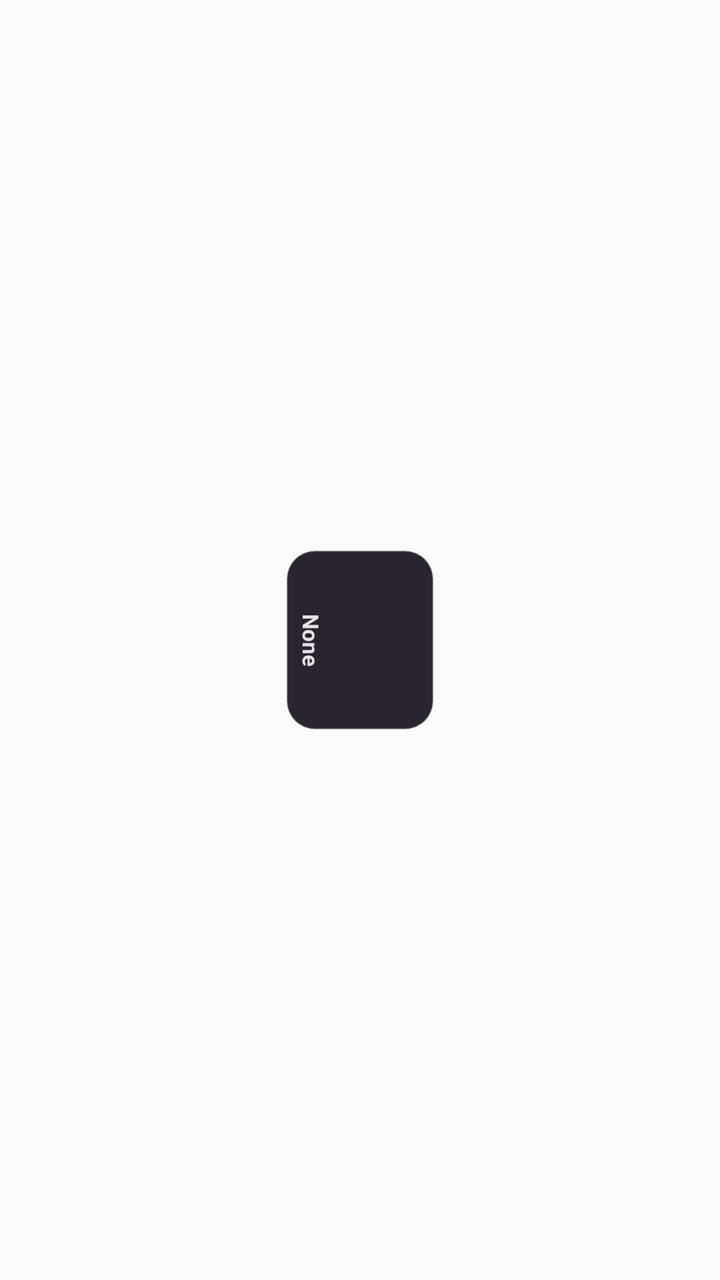
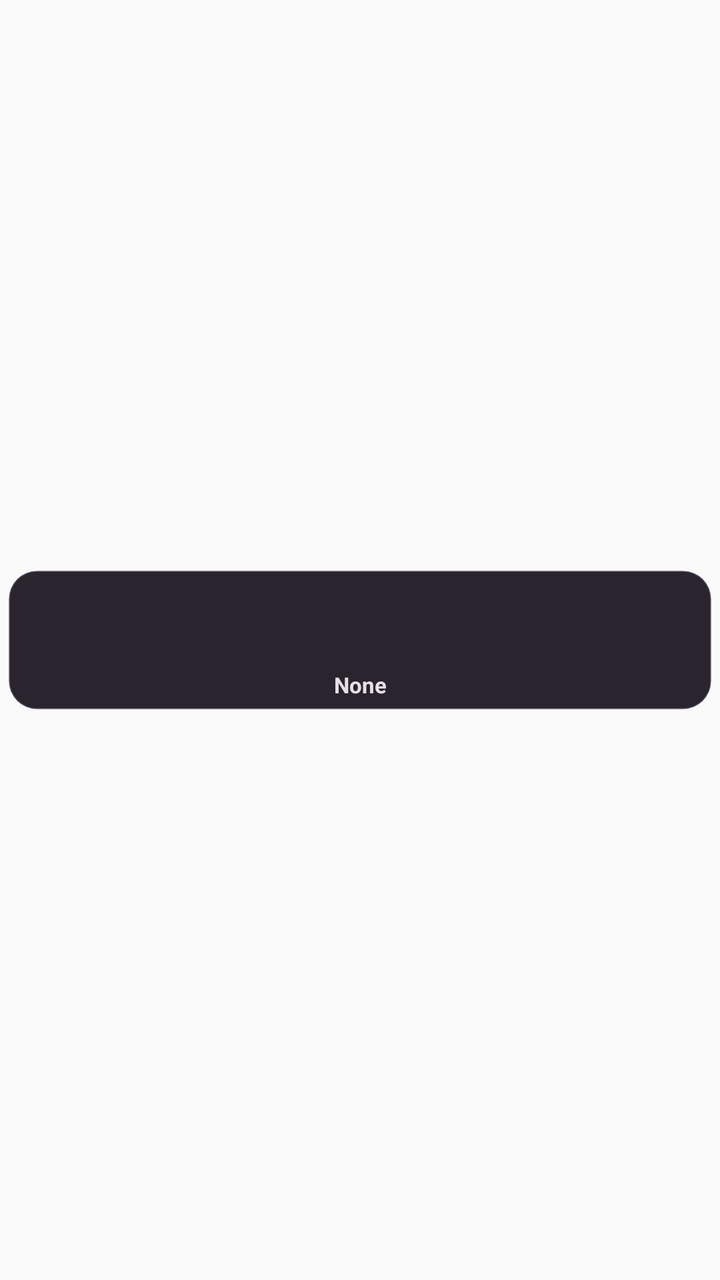

Two renders of the same Android screen: before a commit and after it. Below are the layout's source before the change and the commit's diff.
<!-- AndroidManifest.xml: application theme Theme.Toolbox -->
<!-- res/layout/widget_background_texture_column_item.xml -->
<?xml version="1.0" encoding="utf-8"?>
<FrameLayout xmlns:android="http://schemas.android.com/apk/res/android"
    android:id="@+id/widget_texture_column_outer"
    android:layout_width="match_parent"
    android:layout_height="96dp">

    
    <LinearLayout
        android:id="@+id/widget_texture_column_inner"
        android:layout_width="96dp"
        android:layout_height="88dp"
        android:layout_gravity="center"
        android:baselineAligned="false"
        android:orientation="vertical"
        android:paddingStart="3dp"
        android:paddingTop="5dp"
        android:paddingEnd="3dp"
        android:paddingBottom="5dp"
        android:rotation="90">

        
        <FrameLayout
            android:id="@+id/widget_texture_slot_1"
            android:layout_width="match_parent"
            android:layout_height="0dp"
            android:layout_weight="1"
            android:paddingTop="2dp"
            android:paddingBottom="2dp">

            <ImageView
                android:id="@+id/widget_texture_slot_1_bg"
                android:layout_width="match_parent"
                android:layout_height="match_parent"
                android:contentDescription="@null"
                android:scaleType="fitXY"
                android:src="@drawable/bg_todo_widget_item" />

            <TextView
                android:id="@+id/widget_texture_slot_1_label"
                android:layout_width="match_parent"
                android:layout_height="22dp"
                android:layout_gravity="bottom"
                android:ellipsize="end"
                android:gravity="center"
                android:includeFontPadding="false"
                android:maxLines="1"
                android:paddingStart="6dp"
                android:paddingEnd="6dp"
                android:paddingBottom="2dp"
                android:text="None"
                android:textColor="#FFE7E1E6"
                android:textSize="11sp"
                android:textStyle="bold" />
        </FrameLayout>

        
        <FrameLayout
            android:id="@+id/widget_texture_slot_2"
            android:layout_width="match_parent"
            android:layout_height="0dp"
            android:layout_weight="1"
            android:paddingTop="2dp"
            android:paddingBottom="2dp"
            android:visibility="gone">

            <ImageView
                android:id="@+id/widget_texture_slot_2_bg"
                android:layout_width="match_parent"
                android:layout_height="match_parent"
                android:contentDescription="@null"
                android:scaleType="fitXY"
                android:src="@drawable/bg_todo_widget_item" />

            <TextView
                android:id="@+id/widget_texture_slot_2_label"
                android:layout_width="match_parent"
                android:layout_height="22dp"
                android:layout_gravity="bottom"
                android:ellipsize="end"
                android:gravity="center"
                android:includeFontPadding="false"
                android:maxLines="1"
                android:paddingStart="6dp"
                android:paddingEnd="6dp"
                android:paddingBottom="2dp"
                android:text="Fuzzy"
                android:textColor="#FFE7E1E6"
                android:textSize="11sp"
                android:textStyle="bold" />
        </FrameLayout>

        
        <FrameLayout
            android:id="@+id/widget_texture_slot_3"
            android:layout_width="match_parent"
            android:layout_height="0dp"
            android:layout_weight="1"
            android:paddingTop="2dp"
            android:paddingBottom="2dp"
            android:visibility="gone">

            <ImageView
                android:id="@+id/widget_texture_slot_3_bg"
                android:layout_width="match_parent"
                android:layout_height="match_parent"
                android:contentDescription="@null"
                android:scaleType="fitXY"
                android:src="@drawable/bg_todo_widget_item" />

            <TextView
                android:id="@+id/widget_texture_slot_3_label"
                android:layout_width="match_parent"
                android:layout_height="22dp"
                android:layout_gravity="bottom"
                android:ellipsize="end"
                android:gravity="center"
                android:includeFontPadding="false"
                android:maxLines="1"
                android:paddingStart="6dp"
                android:paddingEnd="6dp"
                android:paddingBottom="2dp"
                android:text="Fade"
                android:textColor="#FFE7E1E6"
                android:textSize="11sp"
                android:textStyle="bold" />
        </FrameLayout>

        
        <FrameLayout
            android:id="@+id/widget_texture_slot_4"
            android:layout_width="match_parent"
            android:layout_height="0dp"
            android:layout_weight="1"
            android:paddingTop="2dp"
            android:paddingBottom="2dp"
            android:visibility="gone">

            <ImageView
                android:id="@+id/widget_texture_slot_4_bg"
                android:layout_width="match_parent"
                android:layout_height="match_parent"
                android:contentDescription="@null"
                android:scaleType="fitXY"
                android:src="@drawable/bg_todo_widget_item" />

            <TextView
                android:id="@+id/widget_texture_slot_4_label"
                android:layout_width="match_parent"
                android:layout_height="22dp"
                android:layout_gravity="bottom"
                android:ellipsize="end"
                android:gravity="center"
                android:includeFontPadding="false"
                android:maxLines="1"
                android:paddingStart="6dp"
                android:paddingEnd="6dp"
                android:paddingBottom="2dp"
                android:text="Concentric"
                android:textColor="#FFE7E1E6"
                android:textSize="11sp"
                android:textStyle="bold" />
        </FrameLayout>
    </LinearLayout>
</FrameLayout>
<!-- resources referenced by this layout -->
<resources>
  <!-- drawable bg_todo_widget_item (drawable) -->
  <?xml version="1.0" encoding="utf-8"?>
  <shape xmlns:android="http://schemas.android.com/apk/res/android"
      android:shape="rectangle">
      <corners android:radius="14dp" />
      <solid android:color="#FF29242E" />
      <stroke
          android:width="1dp"
          android:color="#33CDC4CF" />
  </shape>
  <style name="Theme.Toolbox" parent="android:Theme.Material.Light.NoActionBar" />
</resources>

<!-- the commit's change to res/layout/widget_background_texture_column_item.xml (unified diff, before → after) -->
@@ -2,30 +2,31 @@
 <FrameLayout xmlns:android="http://schemas.android.com/apk/res/android"
     android:id="@+id/widget_texture_column_outer"
     android:layout_width="match_parent"
-    android:layout_height="96dp">
+    android:layout_height="76dp">
 
     
     <LinearLayout
         android:id="@+id/widget_texture_column_inner"
-        android:layout_width="96dp"
-        android:layout_height="88dp"
+        android:layout_width="match_parent"
+        android:layout_height="76dp"
         android:layout_gravity="center"
         android:baselineAligned="false"
-        android:orientation="vertical"
-        android:paddingStart="3dp"
-        android:paddingTop="5dp"
-        android:paddingEnd="3dp"
-        android:paddingBottom="5dp"
-        android:rotation="90">
+        android:orientation="horizontal"
+        android:paddingStart="2dp"
+        android:paddingTop="2dp"
+        android:paddingEnd="2dp"
+        android:paddingBottom="2dp">
 
         
         <FrameLayout
             android:id="@+id/widget_texture_slot_1"
-            android:layout_width="match_parent"
-            android:layout_height="0dp"
+            android:layout_width="0dp"
+            android:layout_height="match_parent"
             android:layout_weight="1"
-            android:paddingTop="2dp"
-            android:paddingBottom="2dp">
+            android:paddingStart="2dp"
+            android:paddingTop="1dp"
+            android:paddingEnd="2dp"
+            android:paddingBottom="1dp">
 
             <ImageView
                 android:id="@+id/widget_texture_slot_1_bg"
@@ -56,11 +57,13 @@
         
         <FrameLayout
             android:id="@+id/widget_texture_slot_2"
-            android:layout_width="match_parent"
-            android:layout_height="0dp"
+            android:layout_width="0dp"
+            android:layout_height="match_parent"
             android:layout_weight="1"
-            android:paddingTop="2dp"
-            android:paddingBottom="2dp"
+            android:paddingStart="2dp"
+            android:paddingTop="1dp"
+            android:paddingEnd="2dp"
+            android:paddingBottom="1dp"
             android:visibility="gone">
 
             <ImageView
@@ -92,11 +95,13 @@
         
         <FrameLayout
             android:id="@+id/widget_texture_slot_3"
-            android:layout_width="match_parent"
-            android:layout_height="0dp"
+            android:layout_width="0dp"
+            android:layout_height="match_parent"
             android:layout_weight="1"
-            android:paddingTop="2dp"
-            android:paddingBottom="2dp"
+            android:paddingStart="2dp"
+            android:paddingTop="1dp"
+            android:paddingEnd="2dp"
+            android:paddingBottom="1dp"
             android:visibility="gone">
 
             <ImageView
@@ -128,11 +133,13 @@
         
         <FrameLayout
             android:id="@+id/widget_texture_slot_4"
-            android:layout_width="match_parent"
-            android:layout_height="0dp"
+            android:layout_width="0dp"
+            android:layout_height="match_parent"
             android:layout_weight="1"
-            android:paddingTop="2dp"
-            android:paddingBottom="2dp"
+            android:paddingStart="2dp"
+            android:paddingTop="1dp"
+            android:paddingEnd="2dp"
+            android:paddingBottom="1dp"
             android:visibility="gone">
 
             <ImageView
